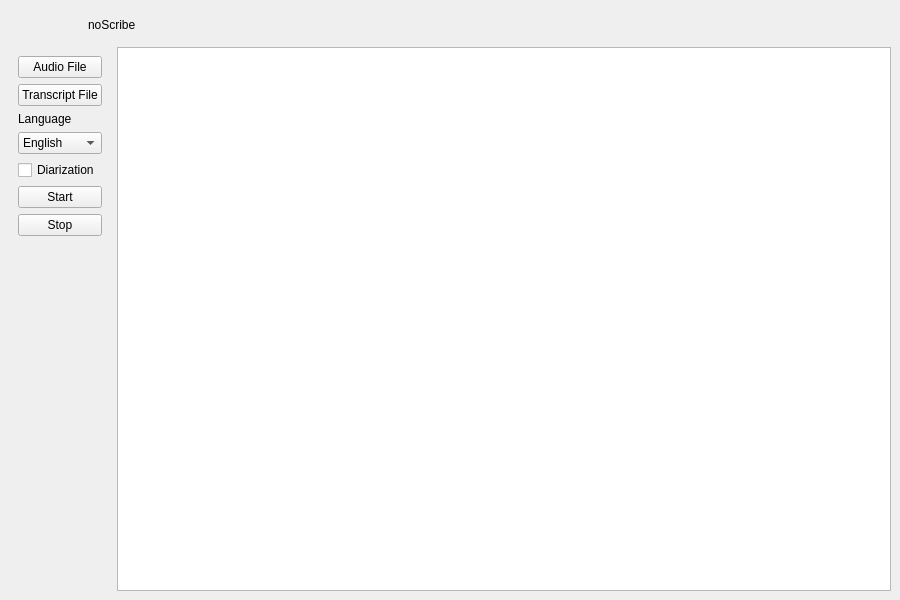
This is ui/noScribe.ui in kaixxx/noScribe as Qt 5 draws it before an edit. The edited form follows.
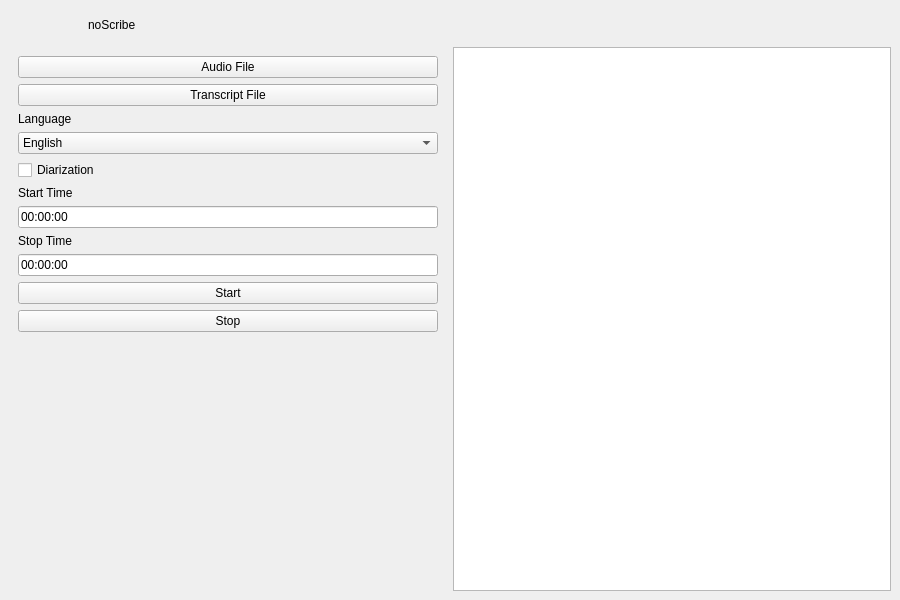
This is the edited form. Icons and pictures are not drawn.

Commit message: Add start/stop time fields and range filtering

Patch:
```diff
--- a/ui/noScribe.ui
+++ b/ui/noScribe.ui
@@ -94,6 +94,40 @@
            </property>
           </widget>
          </item>
+        <item>
+         <widget class="QLabel" name="lblStartTime">
+          <property name="text">
+           <string>Start Time</string>
+          </property>
+         </widget>
+        </item>
+        <item>
+         <widget class="QLineEdit" name="txtStartTime">
+          <property name="inputMask">
+           <string>00:00:00;_</string>
+          </property>
+          <property name="text">
+           <string>00:00:00</string>
+          </property>
+         </widget>
+        </item>
+        <item>
+         <widget class="QLabel" name="lblStopTime">
+          <property name="text">
+           <string>Stop Time</string>
+          </property>
+         </widget>
+        </item>
+        <item>
+         <widget class="QLineEdit" name="txtStopTime">
+          <property name="inputMask">
+           <string>00:00:00;_</string>
+          </property>
+          <property name="text">
+           <string>00:00:00</string>
+          </property>
+         </widget>
+        </item>
          <item>
           <widget class="QPushButton" name="btnStart">
            <property name="text">
```
Lines whose indentation alone changed are shown as unchanged. The commit also changes 5 other files.
